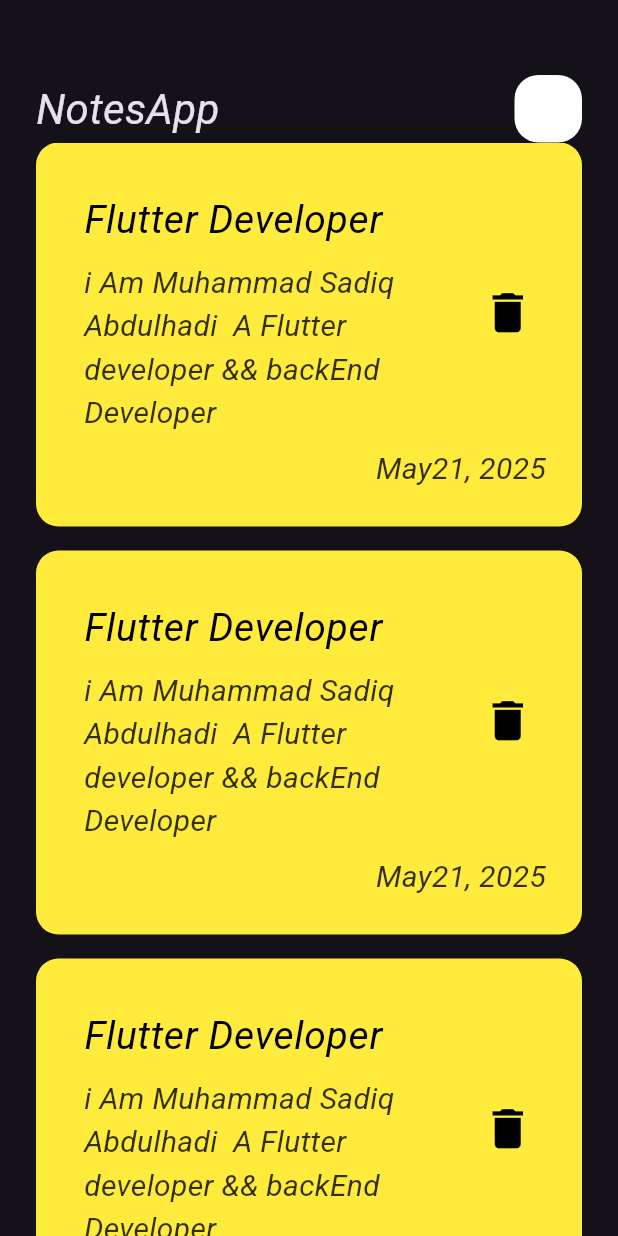
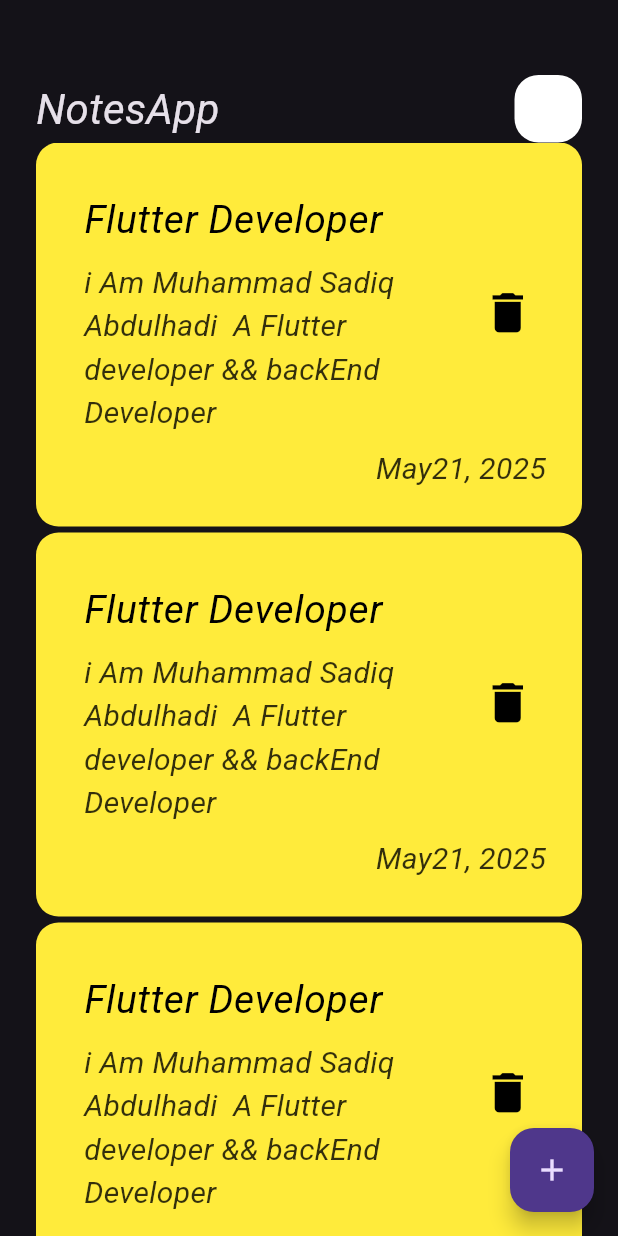
Before and after one commit to mohamedseedk908/NotesApp, a Flutter app: the screen it shows after launch, on a phone screen of 412 x 824 dp. Run offline on Flutter 3.47's test engine with Material 3 defaults, Android fonts, the phone set to English and light mode, and no system bars.

Commit message:
Add  FloatingActionButton

```diff
--- a/lib/views/notes_view.dart
+++ b/lib/views/notes_view.dart
@@ -6,7 +6,8 @@ class NotesView extends StatelessWidget {
 
   @override
   Widget build(BuildContext context) {
-    return const Scaffold(
+    return  Scaffold(
+      floatingActionButton: FloatingActionButton(onPressed: (){},child: Icon(Icons.add),),
       body: NotesViewBody(),
     );
   }
--- a/lib/views/widgets/notes_list_view.dart
+++ b/lib/views/widgets/notes_list_view.dart
@@ -3,13 +3,16 @@ import 'package:notes/views/widgets/create_custom_notes_item.dart';
 
 class NotesListView extends StatelessWidget {
   const NotesListView({super.key});
+  final data = const [
+
+  ];
 
   @override
   Widget build(BuildContext context) {
     return ListView.builder(
       itemBuilder:(context,index){
         return const Padding(
-          padding:  EdgeInsets.only(bottom: 16),
+          padding:  EdgeInsets.only(bottom: 4),
           child: NotesItem(),
         );
       } ,
--- a/lib/views/widgets/notes_view_body.dart
+++ b/lib/views/widgets/notes_view_body.dart
@@ -16,7 +16,9 @@ class NotesViewBody extends StatelessWidget {
             height: 50,
           ),
           CustomAppBar(),
-          Expanded(child: NotesListView()),
+          Expanded(
+            child: NotesListView(),
+          ),
         ],
       ),
     );
```
